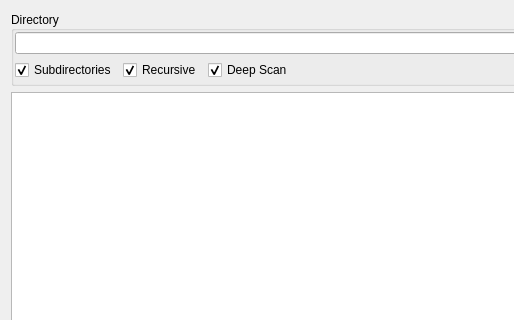
Old version of the form gui_source/dialogdirectoryscan.ui in the repository horsicq/Nauz-File-Detector; both pictures show x 0 to 514 and y 0 to 320 of the 725 by 478 pixel window.
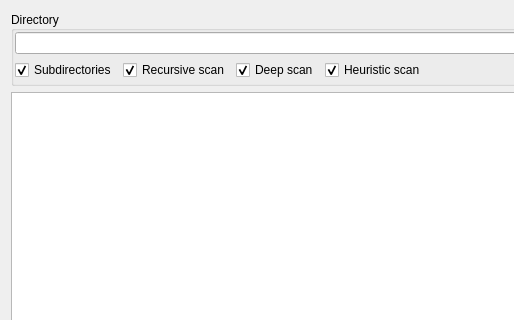
New version of the form.

```diff
--- a/gui_source/dialogdirectoryscan.ui
+++ b/gui_source/dialogdirectoryscan.ui
@@ -61,7 +61,7 @@
           <item>
            <widget class="QCheckBox" name="checkBoxRecursive">
             <property name="text">
-             <string>Recursive</string>
+             <string>Recursive scan</string>
             </property>
             <property name="checked">
              <bool>true</bool>
@@ -71,7 +71,17 @@
           <item>
            <widget class="QCheckBox" name="checkBoxDeepScan">
             <property name="text">
-             <string>Deep Scan</string>
+             <string>Deep scan</string>
+            </property>
+            <property name="checked">
+             <bool>true</bool>
+            </property>
+           </widget>
+          </item>
+          <item>
+           <widget class="QCheckBox" name="checkBoxHeuristicScan">
+            <property name="text">
+             <string>Heuristic scan</string>
             </property>
             <property name="checked">
              <bool>true</bool>
```
Left out of the diff: 2 changed lines with no effect on the pictures.
